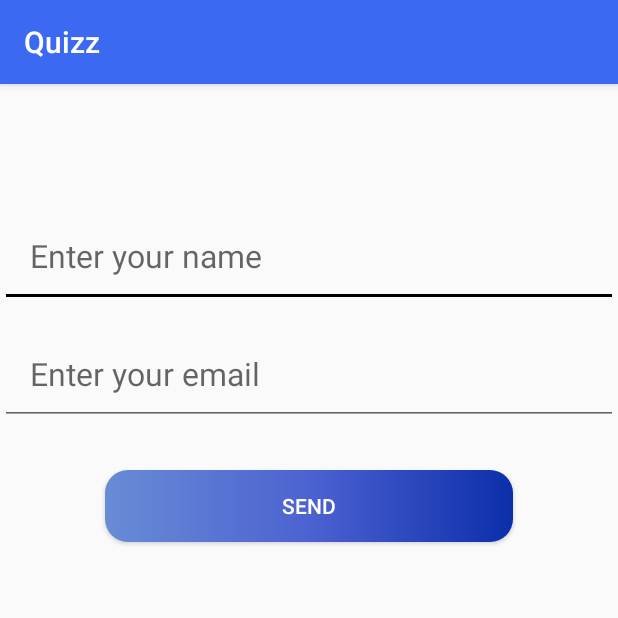
After one commit to eshikaalam/Quiz-User, an Android app: the RestActivity2 screen opened directly, with no data from a screen before it, on a phone screen of 412 x 824 dp, the top half of it. The commit adds this screen. Run offline under Robolectric (Android 15) with nearby library versions, the phone set to English and light mode, and no system bars; our stand-ins replace Volley; network calls fail.

Commit message:
changes in ML

```diff
--- a/app/build.gradle.kts
+++ b/app/build.gradle.kts
@@ -43,6 +43,7 @@ dependencies {
     implementation("com.google.firebase:firebase-auth:22.3.1")
     implementation("com.google.firebase:firebase-database:20.3.1")
     implementation("com.google.firebase:firebase-storage:21.0.0")
+    implementation("androidx.activity:activity:1.9.1")
     testImplementation("junit:junit:4.13.2")
     androidTestImplementation("androidx.test.ext:junit:1.1.5")
     androidTestImplementation("androidx.test.espresso:espresso-core:3.5.1")
--- /dev/null
+++ b/app/src/main/java/com/example/quizuser/RestActivity2.java
@@ -0,0 +1,85 @@
+package com.example.quizuser;
+
+import android.graphics.Color;
+import android.os.Bundle;
+import android.view.View;
+import android.widget.Button;
+import android.widget.EditText;
+import android.widget.TextView;
+
+import androidx.activity.EdgeToEdge;
+import androidx.annotation.Nullable;
+import androidx.appcompat.app.AppCompatActivity;
+import androidx.core.graphics.Insets;
+import androidx.core.view.ViewCompat;
+import androidx.core.view.WindowInsetsCompat;
+
+import com.android.volley.AuthFailureError;
+import com.android.volley.Request;
+import com.android.volley.RequestQueue;
+import com.android.volley.Response;
+import com.android.volley.VolleyError;
+import com.android.volley.toolbox.StringRequest;
+import com.android.volley.toolbox.Volley;
+
+import java.util.HashMap;
+import java.util.Map;
+
+public class RestActivity2 extends AppCompatActivity {
+    EditText t1,t2;
+    TextView tv1;
+    Button b1;
+
+    public  static final String url = "http://192.168.35.224/api/setdata.php";
+    @Override
+    protected void onCreate(Bundle savedInstanceState) {
+        super.onCreate(savedInstanceState);
+        setContentView(R.layout.activity_rest2);
+
+        t1 = (EditText) findViewById(R.id.t1);
+        t2 = (EditText) findViewById(R.id.t2);
+        tv1 = (TextView) findViewById(R.id.tv1);
+        b1 = (Button) findViewById(R.id.b1);
+
+        b1.setOnClickListener(new View.OnClickListener() {
+            @Override
+            public void onClick(View view) {
+                processdata(t1.getText().toString(), t2.getText().toString());
+            }
+        });
+
+    }
+    public void processdata(final String name, final String email){
+        StringRequest request = new StringRequest(Request.Method.POST, url, new Response.Listener<String>() {
+            @Override
+            public void onResponse(String response) {
+                t1.setText("");
+                t2.setText("");
+                tv1.setText(response);
+
+            }
+        }, new Response.ErrorListener() {
+            @Override
+            public void onErrorResponse(VolleyError error) {
+                t1.setText("");
+                t2.setText("");
+                tv1.setText(error.toString());
+                tv1.setTextColor(Color.RED);
+            }
+        }
+        ){
+            @Nullable
+            @Override
+            protected Map<String, String> getParams() throws AuthFailureError {
+                Map <String, String> map = new HashMap<String, String>();
+                map.put("name",name);
+                map.put("email",email);
+                return map;
+            }
+        };
+
+        RequestQueue queue = Volley.newRequestQueue(getApplicationContext());
+        queue.add(request);
+
+    }
+}
--- a/app/src/main/res/layout/activity_home.xml
+++ b/app/src/main/res/layout/activity_home.xml
@@ -48,7 +48,8 @@
     <Button
         android:layout_width="wrap_content"
         android:layout_height="wrap_content"
-        android:text="Custom Styled Button"
+        android:id="@+id/custom"
+        android:text="Profile"
         android:textColor="@color/white"
         android:textSize="14sp"
         android:textStyle="bold"
--- a/app/src/main/res/layout/activity_rest.xml
+++ b/app/src/main/res/layout/activity_rest.xml
@@ -29,6 +29,7 @@
         android:textSize="21sp"
         android:layout_marginTop="60dp"
         android:layout_marginLeft="30dp"/>
+
 
     <TextView
         android:layout_width="wrap_content"
--- /dev/null
+++ b/app/src/main/res/layout/activity_rest2.xml
@@ -0,0 +1,50 @@
+<?xml version="1.0" encoding="utf-8"?>
+<LinearLayout
+    xmlns:android="http://schemas.android.com/apk/res/android"
+    xmlns:tools="http://schemas.android.com/tools"
+    android:id="@+id/main"
+    android:layout_width="match_parent"
+    android:layout_height="match_parent"
+    android:orientation="vertical"
+    tools:context=".RestActivity2">
+
+  <EditText
+      android:layout_width="match_parent"
+      android:layout_height="wrap_content"
+      android:id="@+id/t1"
+      android:textSize="21sp"
+      android:hint="Enter your name"
+      android:padding="20dp"
+      android:layout_marginTop="80dp"
+      />
+  <EditText
+      android:layout_width="match_parent"
+      android:layout_height="wrap_content"
+      android:id="@+id/t2"
+      android:textSize="21sp"
+      android:hint="Enter your email"
+      android:padding="20dp"
+      android:layout_marginTop="10dp"
+      />
+  <Button
+      android:layout_width="match_parent"
+      android:layout_height="wrap_content"
+      android:id="@+id/b1"
+      android:text="send"
+      android:textColor="@color/white"
+      android:layout_marginTop="30dp"
+      android:layout_marginLeft="70dp"
+      android:layout_marginRight="70dp"
+      android:background="@drawable/rounded_button"/>
+  <TextView
+      android:layout_width="wrap_content"
+      android:layout_height="wrap_content"
+      android:id="@+id/tv1"
+      android:textColor="@color/blue"
+      android:textSize="30sp"
+      android:textStyle="bold"
+      android:layout_marginTop="30dp"
+      android:layout_gravity="center"
+    />
+
+</LinearLayout>
--- a/app/src/main/res/layout/activity_user_profile.xml
+++ b/app/src/main/res/layout/activity_user_profile.xml
@@ -199,6 +199,8 @@
                 android:layout_alignStart="@id/ic_map"
                 android:hint="Loading"
                 android:text="Location"
+                android:textColor="@color/skyBlue"
+                android:textStyle="bold"
                 android:layout_marginStart="40dp"
                 android:layout_marginTop="20dp"
                 android:layout_below="@id/divider_mobile"
--- /dev/null
+++ b/app/src/main/res/xml/network_security_config.xml
@@ -0,0 +1,6 @@
+<?xml version="1.0" encoding="utf-8"?>
+<network-security-config>
+    <domain-config cleartextTrafficPermitted="true">
+        <domain includeSubdomains="true">localhost</domain>
+    </domain-config>
+</network-security-config>
```
Also changed, not shown: app/src/main/AndroidManifest.xml (+13 -7 lines), app/src/main/java/com/example/quizuser/HomeActivity.java (+9 -0 lines), app/src/main/java/com/example/quizuser/RatingFragment.java (+4 -4 lines), app/src/main/java/com/example/quizuser/RecognitionActivity.java (+10 -9 lines), app/src/main/java/com/example/quizuser/RegisterActivity.java (+9 -90 lines).
